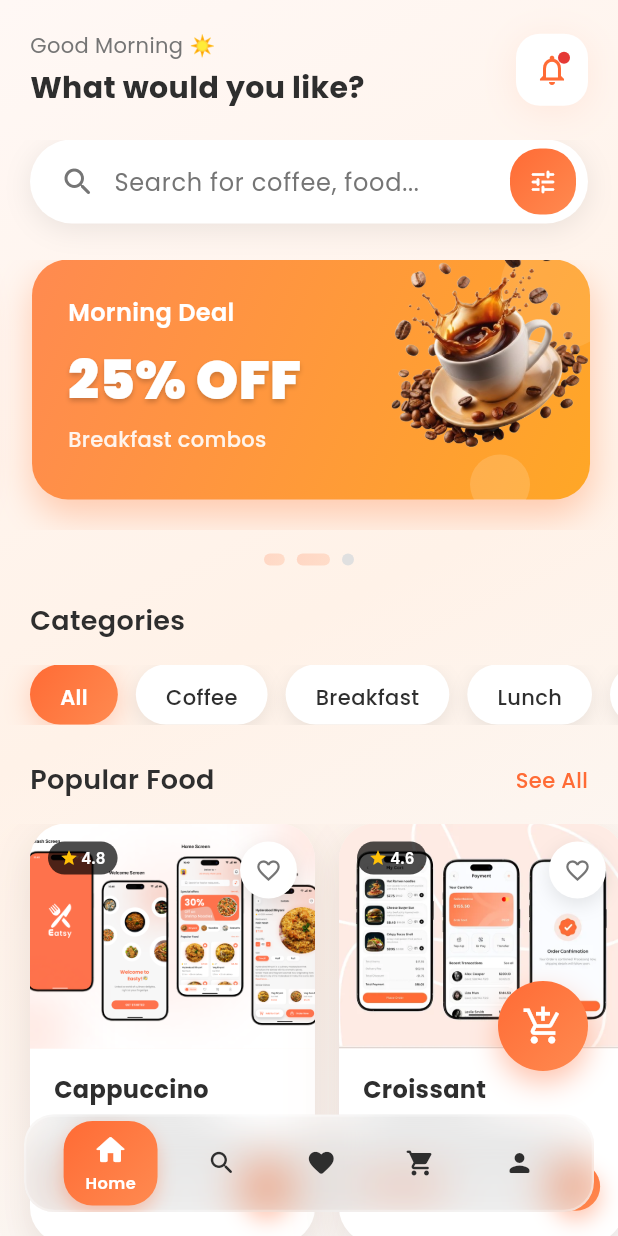
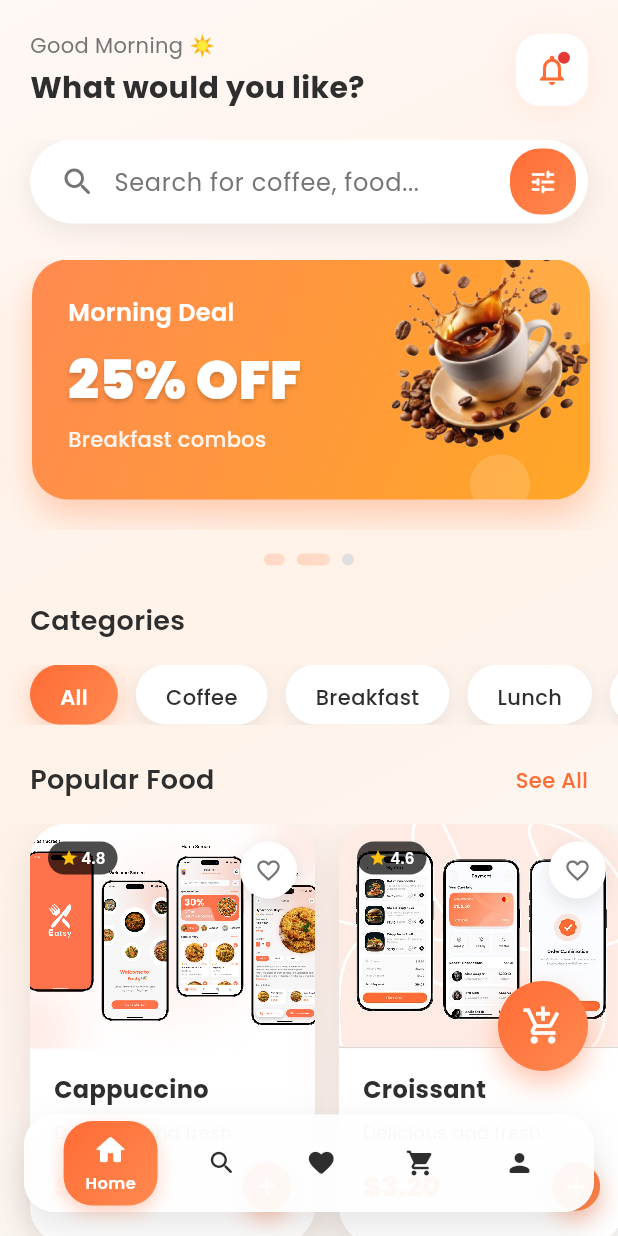
Before and after one commit to 1MZORO/brothers-cafe, a Flutter app: the screen it shows after launch, on a phone screen of 412 x 824 dp. Run offline on Flutter 3.47's test engine with Material 3 defaults, Android fonts, the light colour scheme and no system bars; our stand-ins replace equatable, flutter_bloc, get, google_fonts, hive_flutter, shared_preferences; accounts and stored records are empty.

Commit message:
issue resolved
crash issue resolved app getting crached cause of impleer were not able to render high ui resurce in emulator

```diff
--- a/lib/features/home/presentation/widgets/food_card.dart
+++ b/lib/features/home/presentation/widgets/food_card.dart
@@ -127,11 +127,7 @@ class _FoodCardState extends State<FoodCard>
                 children: [
                   Stack(
                     children: [
-                      Hero(
-                        tag: widget.menuItem != null
-                            ? 'food_${widget.menuItem!.id}'
-                            : 'food_${widget.name}',
-                        child: Container(
+                      Container(
                         height: 150,
                         width: double.infinity,
                         decoration: BoxDecoration(
@@ -142,8 +138,8 @@ class _FoodCardState extends State<FoodCard>
                             begin: Alignment.topLeft,
                             end: Alignment.bottomRight,
                             colors: [
-                                AppColors.primary.withValues(alpha: 0.1),
-                                AppColors.secondary.withValues(alpha: 0.05),
+                              AppColors.primary.withOpacity(0.1),
+                              AppColors.secondary.withOpacity(0.05),
                             ],
                           ),
                         ),
@@ -154,7 +150,18 @@ class _FoodCardState extends State<FoodCard>
                           child: Image.asset(
                             widget.image,
                             fit: BoxFit.cover,
+                            filterQuality: FilterQuality.none,
+                            isAntiAlias: false,
+                            errorBuilder: (context, error, stackTrace) {
+                              return Container(
+                                color: AppColors.cardBg,
+                                child: Icon(
+                                  Icons.fastfood,
+                                  size: 50,
+                                  color: AppColors.primary,
                                 ),
+                              );
+                            },
                           ),
                         ),
                       ),
--- a/lib/features/navigation/animated_bottom_nav.dart
+++ b/lib/features/navigation/animated_bottom_nav.dart
@@ -1,4 +1,3 @@
-import 'dart:ui';
 import 'package:flutter/material.dart';
 import '../../core/constants/app_colors.dart';
 
@@ -72,21 +71,16 @@ class _AnimatedBottomNavState extends State<AnimatedBottomNav>
       child: Container(
         height: 65,
         margin: const EdgeInsets.all(16),
-        child: ClipRRect(
-          borderRadius: BorderRadius.circular(20),
-          child: BackdropFilter(
-            filter: ImageFilter.blur(sigmaX: 15, sigmaY: 15),
-            child: Container(
         decoration: BoxDecoration(
-                color: Colors.white.withValues(alpha: 0.2),
+          color: Colors.white.withOpacity(0.95),
           borderRadius: BorderRadius.circular(20),
           border: Border.all(
-                  color: Colors.white.withValues(alpha: 0.3),
+            color: Colors.white.withOpacity(0.3),
             width: 1.5,
           ),
           boxShadow: [
             BoxShadow(
-                    color: Colors.black.withValues(alpha: 0.1),
+              color: Colors.black.withOpacity(0.1),
               blurRadius: 20,
               offset: const Offset(0, 10),
             ),
@@ -115,7 +109,7 @@ class _AnimatedBottomNavState extends State<AnimatedBottomNav>
                         borderRadius: BorderRadius.circular(16),
                         boxShadow: isSelected ? [
                           BoxShadow(
-                                  color: AppColors.primary.withValues(alpha: 0.3),
+                            color: AppColors.primary.withOpacity(0.3),
                             blurRadius: 8,
                             offset: const Offset(0, 4),
                           ),
@@ -150,9 +144,6 @@ class _AnimatedBottomNavState extends State<AnimatedBottomNav>
           }),
         ),
       ),
-          ),
-        ),
-      ),
     );
   }
 }
```
Also changed, not shown: lib/core/widgets/glassmorphic_container.dart (+7 -15 lines), lib/features/food_detail/presentation/pages/food_detail_screen.dart (+5 -9 lines), pubspec.lock. Lines whose indentation alone changed are shown as unchanged.
